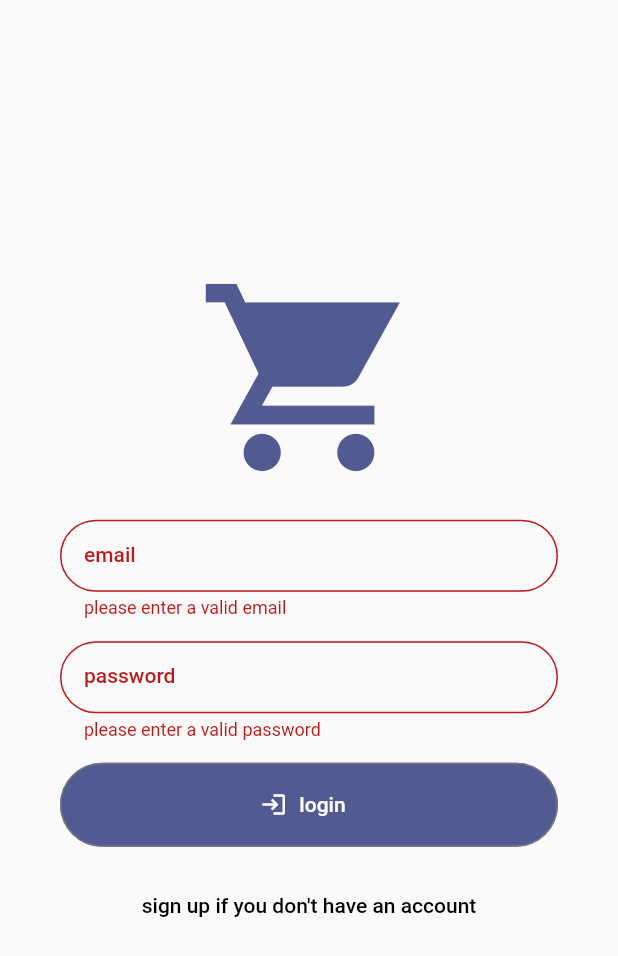
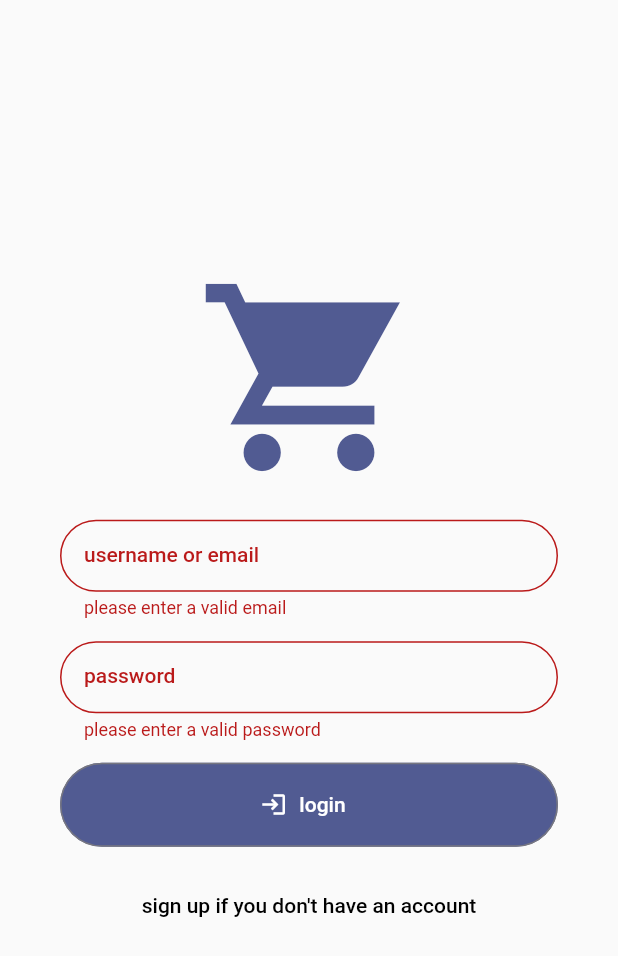
Before and after one commit to 7samasm/SudaFire, a Flutter app: the screen it shows after launch, after a tap on "login", on a phone screen of 412 x 824 dp. Shown: the top 956 px of the screen. Run offline on Flutter 3.47's test engine with Material 2 defaults, Android fonts, the light colour scheme and no system bars; our stand-ins replace cached_network_image, cloud_firestore, easy_localization, firebase_auth, firebase_core, firebase_storage and 7 more; accounts and stored records are empty.

Commit message:
add more auth logic and add fade to selected app bar

```diff
--- a/assets/translations/en.json
+++ b/assets/translations/en.json
@@ -42,6 +42,7 @@
   "language": "language",
   "email": "email",
   "username": "username",
+  "un_or_email": "username or email",
   "password": "password",
   "login": "login",
   "sign up": "sign up",
@@ -49,5 +50,11 @@
   "sign up hint": "sign up if you don't have an account",
   "err_msg_email": "please enter a valid email",
   "err_msg_un": "please enter a valid username",
-  "err_msg_pw": "please enter a valid password"
+  "err_msg_pw": "please enter a valid password",
+  "err_msg_pw_length": "password must be at least 6 characters",
+  "err_msg_pw_match": "passwords don't match",
+  "err_msg_email_exist": "email already exists",
+  "err_msg_un_exist": "username already exists",
+  "err_msg_un_not_exist": "username doesn't exist",
+  "err_msg_login": "invalid email or password"
 }
--- a/lib/screens/auth/auth_screen.dart
+++ b/lib/screens/auth/auth_screen.dart
@@ -21,8 +21,9 @@ class _AuthScreenState extends State<AuthScreen> {
 
   // input values
   var _enteredEmail = '';
+  var _enteredPassword = '';
   var _enteredUsername = '';
-  var _enteredPassword = '';
+  var _enteredUsernameOrEmail = '';
 
   void _submit() async {
     final isValid = _form.currentState!.validate();
@@ -36,11 +37,53 @@ class _AuthScreenState extends State<AuthScreen> {
         _isAuthenticating = true;
       });
       if (_isLogin) {
+        String email = _enteredUsernameOrEmail;
+        // Check if the input is a username
+        if (!_enteredUsernameOrEmail.contains('@')) {
+          // Query Firestore to get the email associated with the username
+          final usernameQuery = await FirebaseFirestore.instance
+              .collection('users')
+              .where('username', isEqualTo: _enteredUsernameOrEmail)
+              .get();
+          if (usernameQuery.docs.isEmpty) {
+            throw FirebaseAuthException(
+              code: 'user-not-found',
+              message: 'err_msg_un_not_exist'.tr(),
+            );
+          }
+          email = usernameQuery.docs.first['email'];
+        }
         await fireAuth.signInWithEmailAndPassword(
-          email: _enteredEmail,
+          email: email,
           password: _enteredPassword,
         );
       } else {
+        // Check if email already exists
+        final emailExists = await FirebaseFirestore.instance
+            .collection('users')
+            .where('email', isEqualTo: _enteredEmail)
+            .get();
+
+        if (emailExists.docs.isNotEmpty) {
+          throw FirebaseAuthException(
+            code: 'email-already-in-use',
+            message: 'err_msg_email_exist'.tr(),
+          );
+        }
+
+        // Check if username already exists
+        final usernameExists = await FirebaseFirestore.instance
+            .collection('users')
+            .where('username', isEqualTo: _enteredUsername)
+            .get();
+
+        if (usernameExists.docs.isNotEmpty) {
+          throw FirebaseAuthException(
+            code: 'username-already-in-use',
+            message: 'err_msg_un_exist'.tr(),
+          );
+        }
+
         final userCredential = await fireAuth.createUserWithEmailAndPassword(
           email: _enteredEmail,
           password: _enteredPassword,
@@ -58,10 +101,10 @@ class _AuthScreenState extends State<AuthScreen> {
       setState(() {
         _isAuthenticating = false;
       });
-      ScaffoldMessenger.of(context).clearSnackBars();
+      // Handle error
       ScaffoldMessenger.of(context).showSnackBar(
         SnackBar(
-          content: Text(e.message ?? 'faild to authenticate'),
+          content: Text(e.message ?? 'An error occurred. Please try again.'),
         ),
       );
     }
@@ -88,6 +131,29 @@ class _AuthScreenState extends State<AuthScreen> {
                     child: Column(
                       mainAxisAlignment: MainAxisAlignment.center,
                       children: [
+                        if (_isLogin)
+                          TextFormField(
+                            key: UniqueKey(),
+                            keyboardType: TextInputType.emailAddress,
+                            decoration: InputDecoration(
+                              labelText: 'un_or_email'.tr(),
+                              border: const OutlineInputBorder(
+                                borderRadius: BorderRadius.all(
+                                  Radius.circular(kDefaultPadding * 2),
+                                ),
+                              ),
+                            ),
+                            onSaved: (value) {
+                              _enteredUsernameOrEmail = value!;
+                            },
+                            validator: (value) {
+                              if (value == null || value.trim().isEmpty) {
+                                return 'err_msg_email'.tr();
+                              }
+                              return null;
+                            },
+                          ),
+                        if (!_isLogin) ...[
                           TextFormField(
                             key: UniqueKey(),
                             keyboardType: TextInputType.emailAddress,
@@ -111,7 +177,6 @@ class _AuthScreenState extends State<AuthScreen> {
                               return null;
                             },
                           ),
-                        if (!_isLogin) ...[
                           const SizedBox(height: kDefaultPadding - 5),
                           TextFormField(
                             key: UniqueKey(),
--- a/lib/screens/home/widgets/search/search_result.dart
+++ b/lib/screens/home/widgets/search/search_result.dart
@@ -173,13 +173,17 @@ class _SearchResultState extends State<SearchResult> {
     print(_sort);
     setState(
       () {
+        try {
           searchStreem = FirebaseFirestore.instance
               .collection('products')
               .where('title', isGreaterThanOrEqualTo: widget.query)
               .where('title', isLessThanOrEqualTo: '${widget.query}\uf8ff')
-            .orderBy('title', descending: _order == 'desc')
+              .orderBy('title')
               .orderBy(_sort, descending: _order == 'desc')
               .snapshots(includeMetadataChanges: true);
+        } catch (e) {
+          print('Error: $e');
+        }
       },
     );
     // Navigator.pop(ctx);
```
Also changed, not shown: assets/translations/ar.json (+8 -1 lines), lib/screens/cart/cart_screen.dart (+30 -16 lines), lib/screens/cart/providers/selecton_provider.dart (+14 -14 lines), lib/screens/cart/widgets/cart_tile.dart (+4 -4 lines). Lines whose indentation alone changed are shown as unchanged.
